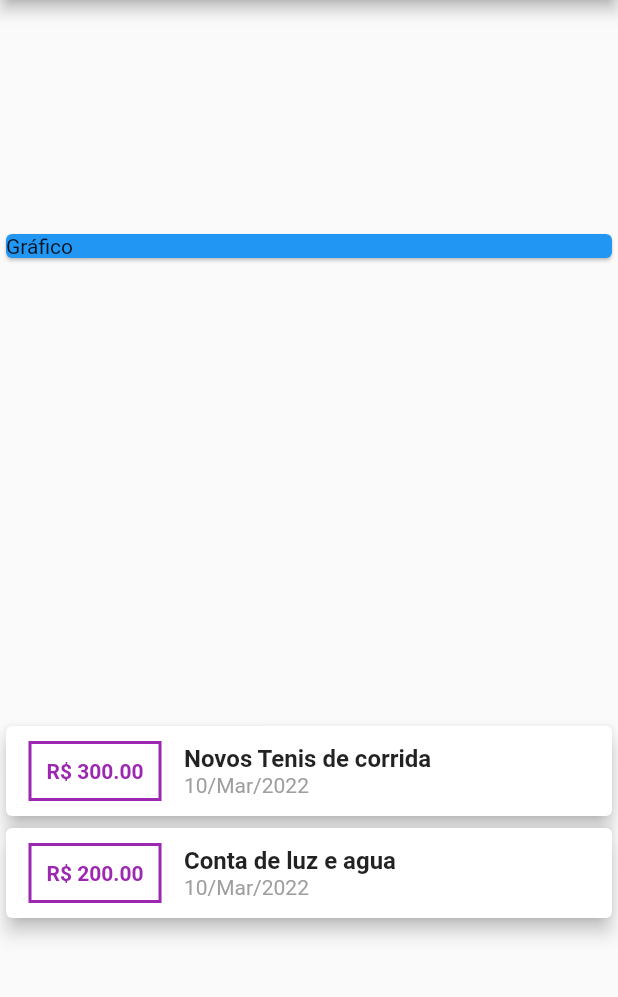
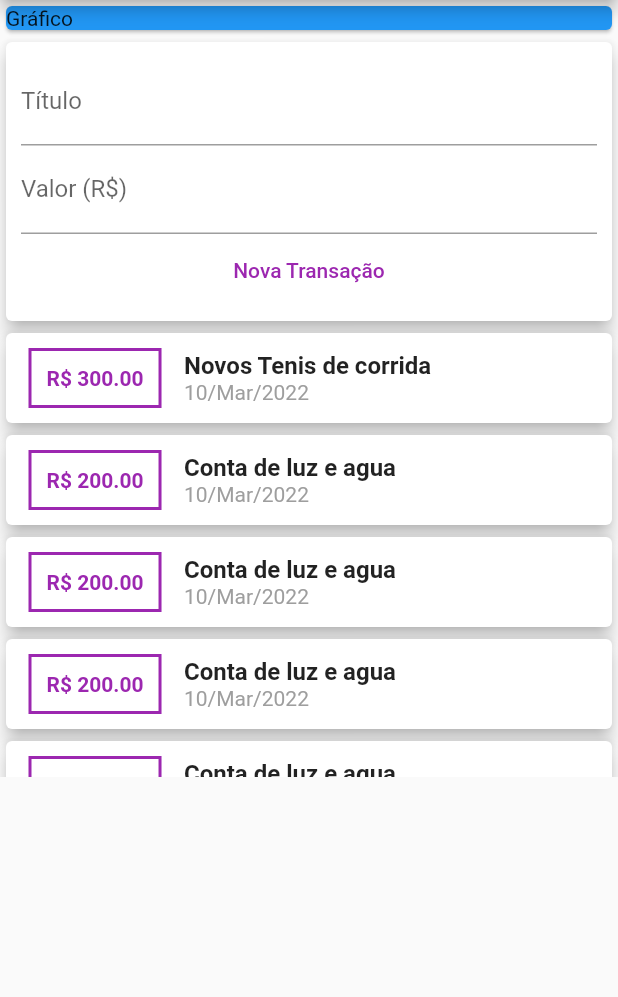
Before and after one commit to Gutasvin/App-Despesas-Pessoais, a Flutter app: the screen it shows after launch, on a phone screen of 412 x 824 dp, the part 84-1081 px from its top. Run offline on Flutter 3.47's test engine with Material 2 defaults, Android fonts, the phone set to English and light mode, and no system bars.

Commit message:
Atualizações no App

```diff
--- /dev/null
+++ b/lib/components/transaction_form.dart
@@ -0,0 +1,50 @@
+import 'package:flutter/material.dart';
+
+class TransactionForm extends StatelessWidget {
+  final titleController = TextEditingController();
+  final valueController = TextEditingController();
+
+  final void Function(String, double) onSubmit;
+
+  TransactionForm(this.onSubmit);
+
+  @override
+  Widget build(BuildContext context) {
+    return Card(
+        elevation: 5,
+        child: Padding(
+          padding: const EdgeInsets.all(10),
+          child: Column(
+            children: [
+              TextField(
+                controller: titleController,
+                decoration: InputDecoration(
+                  labelText: 'Título',
+                ),
+              ),
+              TextField(
+                controller: valueController,
+                decoration: InputDecoration(
+                  labelText: 'Valor (R\$)',
+                ),
+              ),
+              Row(
+                mainAxisAlignment: MainAxisAlignment.center,
+                children: [
+                  FlatButton(
+                    child: Text('Nova Transação',
+                        style: TextStyle(color: Colors.purple)),
+                    onPressed: () {
+                      final title = titleController.text;
+                      final value =
+                          double.tryParse(valueController.text) ?? 0.0;
+                      onSubmit(title, value);
+                    },
+                  ),
+                ],
+              )
+            ],
+          ),
+        ));
+  }
+}
--- /dev/null
+++ b/lib/components/transaction_list.dart
@@ -0,0 +1,59 @@
+import 'package:flutter/material.dart';
+import 'package:intl/intl.dart';
+import '../models/transaction.dart';
+
+class TransactionList extends StatelessWidget {
+  final List<Transaction> transactions;
+
+  TransactionList(this.transactions);
+
+  @override
+  Widget build(BuildContext context) {
+    return Container(
+      height: 300,
+      child: ListView.builder(
+        itemCount: transactions.length,
+        itemBuilder: (ctx, index) {
+          final tr = transactions[index];
+          return Card(
+            elevation: 5,
+            child: Row(children: [
+              Container(
+                  margin: EdgeInsets.symmetric(horizontal: 15, vertical: 10),
+                  decoration: BoxDecoration(
+                    border: Border.all(
+                      color: Colors.purple,
+                      width: 2,
+                    ),
+                  ),
+                  padding: EdgeInsets.all(10),
+                  child: Text(
+                    'R\$ ${tr.value.toStringAsFixed(2)}',
+                    style: TextStyle(
+                      fontWeight: FontWeight.bold,
+                      color: Colors.purple,
+                    ),
+                  )),
+              Column(
+                crossAxisAlignment: CrossAxisAlignment.start,
+                children: [
+                  Text(
+                    tr.title,
+                    style: TextStyle(
+                      fontWeight: FontWeight.bold,
+                      fontSize: 16,
+                    ),
+                  ),
+                  Text(DateFormat('d/MMM/y').format(tr.date),
+                      style: TextStyle(
+                        color: Colors.grey,
+                      ))
+                ],
+              )
+            ]),
+          );
+        },
+      ),
+    );
+  }
+}
--- /dev/null
+++ b/lib/components/transaction_user.dart
@@ -0,0 +1,74 @@
+import 'dart:math';
+
+import 'package:flutter/material.dart';
+import './transaction_form.dart';
+import './transaction_list.dart';
+import '../models/transaction.dart';
+
+class TransactionUser extends StatefulWidget {
+  @override
+  State<TransactionUser> createState() => _TransactionUserState();
+}
+
+class _TransactionUserState extends State<TransactionUser> {
+  final _transactions = [
+    Transaction(
+        id: 't1',
+        title: 'Novos Tenis de corrida',
+        value: 300.00,
+        date: DateTime.now()),
+    Transaction(
+        id: 't2',
+        title: 'Conta de luz e agua',
+        value: 200.00,
+        date: DateTime.now()),
+    Transaction(
+        id: 't2',
+        title: 'Conta de luz e agua',
+        value: 200.00,
+        date: DateTime.now()),
+    Transaction(
+        id: 't2',
+        title: 'Conta de luz e agua',
+        value: 200.00,
+        date: DateTime.now()),
+    Transaction(
+        id: 't2',
+        title: 'Conta de luz e agua',
+        value: 200.00,
+        date: DateTime.now()),
+    Transaction(
+        id: 't2',
+        title: 'Conta de luz e agua',
+        value: 200.00,
+        date: DateTime.now()),
+    Transaction(
+        id: 't2',
+        title: 'Conta de luz e agua',
+        value: 200.00,
+        date: DateTime.now()),
+  ];
+
+  _addTransaction(String title, double value) {
+    final newTransaction = Transaction(
+      id: Random().nextDouble().toString(),
+      title: title,
+      value: value,
+      date: DateTime.now(),
+    );
+
+    setState(() {
+      _transactions.add(newTransaction);
+    });
+  }
+
+  @override
+  Widget build(BuildContext context) {
+    return Column(
+      children: [
+        TransactionForm(_addTransaction),
+        TransactionList(_transactions),
+      ],
+    );
+  }
+}
--- a/lib/main.dart
+++ b/lib/main.dart
@@ -1,6 +1,5 @@
 import 'package:flutter/material.dart';
-import 'package:intl/intl.dart';
-import 'models/transaction.dart';
+import 'components/transaction_user.dart';
 
 main() => runApp(Expenses());
 
@@ -12,25 +11,12 @@ class Expenses extends StatelessWidget {
 }
 
 class MyHomePage extends StatelessWidget {
-  final _transactions = [
-    Transaction(
-        id: 't1',
-        title: 'Novos Tenis de corrida',
-        value: 300.00,
-        date: DateTime.now()),
-    Transaction(
-        id: 't2',
-        title: 'Conta de luz e agua',
-        value: 200.00,
-        date: DateTime.now()),
-  ];
-
   @override
   Widget build(BuildContext context) {
     return Scaffold(
         appBar: AppBar(title: Text("Despesas Pessoais")),
-        body: Column(
-          mainAxisAlignment: MainAxisAlignment.spaceAround,
+        body: SingleChildScrollView(
+          child: Column(
             crossAxisAlignment: CrossAxisAlignment.stretch,
             children: [
               Container(
@@ -39,49 +25,9 @@ class MyHomePage extends StatelessWidget {
                   child: Text('Gráfico'),
                 ),
               ),
-            Column(
-              children: _transactions.map((tr) {
-                return Card(
-                  elevation: 5,
-                  child: Row(children: [
-                    Container(
-                        margin:
-                            EdgeInsets.symmetric(horizontal: 15, vertical: 10),
-                        decoration: BoxDecoration(
-                          border: Border.all(
-                            color: Colors.purple,
-                            width: 2,
+              TransactionUser(),
+            ],
           ),
-                        ),
-                        padding: EdgeInsets.all(10),
-                        child: Text(
-                          'R\$ ${tr.value.toStringAsFixed(2)}',
-                          style: TextStyle(
-                            fontWeight: FontWeight.bold,
-                            color: Colors.purple,
-                          ),
-                        )),
-                    Column(
-                      crossAxisAlignment: CrossAxisAlignment.start,
-                      children: [
-                        Text(
-                          tr.title,
-                          style: TextStyle(
-                            fontWeight: FontWeight.bold,
-                            fontSize: 16,
-                          ),
-                        ),
-                        Text(DateFormat('d/MMM/y').format(tr.date),
-                            style: TextStyle(
-                              color: Colors.grey,
-                            ))
-                      ],
-                    )
-                  ]),
-                );
-              }).toList(),
-            )
-          ],
         ));
   }
 }
```
Lines whose indentation alone changed are shown as unchanged.
